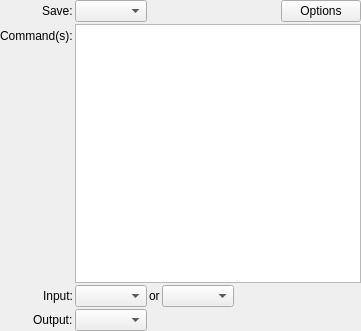
The window that resources/ui/support/command.ui (prymatex/prymatex) describes before a commit, drawn with Qt 5.
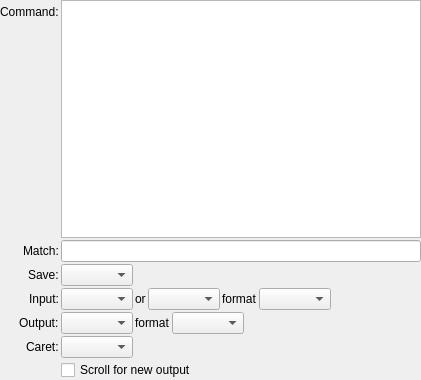
The same window after the commit.

Commit message: add options to command widget

```diff
--- a/resources/ui/support/command.ui
+++ b/resources/ui/support/command.ui
@@ -6,8 +6,8 @@
    <rect>
     <x>0</x>
     <y>0</y>
-    <width>361</width>
-    <height>331</height>
+    <width>421</width>
+    <height>380</height>
    </rect>
   </property>
   <property name="windowTitle">
@@ -29,44 +29,10 @@
    <property name="margin">
     <number>0</number>
    </property>
-   <item row="0" column="0">
-    <widget class="QLabel" name="label">
-     <property name="text">
-      <string>Save:</string>
-     </property>
-    </widget>
-   </item>
-   <item row="0" column="1">
-    <layout class="QHBoxLayout" name="horizontalLayout_2">
-     <item>
-      <widget class="QComboBox" name="comboBoxBeforeRunning"/>
-     </item>
-     <item>
-      <spacer name="horizontalSpacer_2">
-       <property name="orientation">
-        <enum>Qt::Horizontal</enum>
-       </property>
-       <property name="sizeHint" stdset="0">
-        <size>
-         <width>40</width>
-         <height>20</height>
-        </size>
-       </property>
-      </spacer>
-     </item>
-     <item>
-      <widget class="QPushButton" name="pushButtonOptions">
-       <property name="text">
-        <string>Options</string>
-       </property>
-      </widget>
-     </item>
-    </layout>
-   </item>
    <item row="1" column="0">
     <widget class="QLabel" name="label_2">
      <property name="text">
-      <string>Command(s):</string>
+      <string>Command:</string>
      </property>
     </widget>
    </item>
@@ -80,14 +46,41 @@
      </property>
     </widget>
    </item>
-   <item row="2" column="0">
+   <item row="3" column="0">
+    <widget class="QLabel" name="label">
+     <property name="text">
+      <string>Save:</string>
+     </property>
+    </widget>
+   </item>
+   <item row="3" column="1">
+    <layout class="QHBoxLayout" name="horizontalLayout_2">
+     <item>
+      <widget class="QComboBox" name="comboBoxBeforeRunning"/>
+     </item>
+     <item>
+      <spacer name="horizontalSpacer_2">
+       <property name="orientation">
+        <enum>Qt::Horizontal</enum>
+       </property>
+       <property name="sizeHint" stdset="0">
+        <size>
+         <width>40</width>
+         <height>20</height>
+        </size>
+       </property>
+      </spacer>
+     </item>
+    </layout>
+   </item>
+   <item row="4" column="0">
     <widget class="QLabel" name="label_3">
      <property name="text">
       <string>Input:</string>
      </property>
     </widget>
    </item>
-   <item row="2" column="1">
+   <item row="4" column="1">
     <layout class="QHBoxLayout" name="horizontalLayout">
      <item>
       <widget class="QComboBox" name="comboBoxInput"/>
@@ -102,6 +95,16 @@
      <item>
       <widget class="QComboBox" name="comboBoxFallbackInput"/>
      </item>
+     <item>
+      <widget class="QLabel" name="label_5">
+       <property name="text">
+        <string>format</string>
+       </property>
+      </widget>
+     </item>
+     <item>
+      <widget class="QComboBox" name="comboBoxInputFormat"/>
+     </item>
      <item>
       <spacer name="horizontalSpacer">
        <property name="orientation">
@@ -117,18 +120,28 @@
      </item>
     </layout>
    </item>
-   <item row="3" column="0">
+   <item row="5" column="0">
     <widget class="QLabel" name="label_4">
      <property name="text">
       <string>Output:</string>
      </property>
     </widget>
    </item>
-   <item row="3" column="1">
+   <item row="5" column="1">
     <layout class="QHBoxLayout" name="horizontalLayout_3">
      <item>
       <widget class="QComboBox" name="comboBoxOutput"/>
      </item>
+     <item>
+      <widget class="QLabel" name="label_6">
+       <property name="text">
+        <string>format</string>
+       </property>
+      </widget>
+     </item>
+     <item>
+      <widget class="QComboBox" name="comboBoxOutputFormat"/>
+     </item>
      <item>
       <spacer name="horizontalSpacer_3">
        <property name="orientation">
@@ -144,6 +157,50 @@
      </item>
     </layout>
    </item>
+   <item row="6" column="1">
+    <layout class="QHBoxLayout" name="horizontalLayout_4">
+     <item>
+      <widget class="QComboBox" name="comboBoxCaret"/>
+     </item>
+     <item>
+      <spacer name="horizontalSpacer_4">
+       <property name="orientation">
+        <enum>Qt::Horizontal</enum>
+       </property>
+       <property name="sizeHint" stdset="0">
+        <size>
+         <width>40</width>
+         <height>20</height>
+        </size>
+       </property>
+      </spacer>
+     </item>
+    </layout>
+   </item>
+   <item row="6" column="0">
+    <widget class="QLabel" name="label_7">
+     <property name="text">
+      <string>Caret:</string>
+     </property>
+    </widget>
+   </item>
+   <item row="2" column="1">
+    <widget class="QLineEdit" name="lineEditPattern"/>
+   </item>
+   <item row="2" column="0">
+    <widget class="QLabel" name="label_8">
+     <property name="text">
+      <string>Match:</string>
+     </property>
+    </widget>
+   </item>
+   <item row="7" column="1">
+    <widget class="QCheckBox" name="checkBoxAutoScrollOutput">
+     <property name="text">
+      <string>Scroll for new output</string>
+     </property>
+    </widget>
+   </item>
   </layout>
  </widget>
  <resources/>
```
The commit also changes 51 other files.
